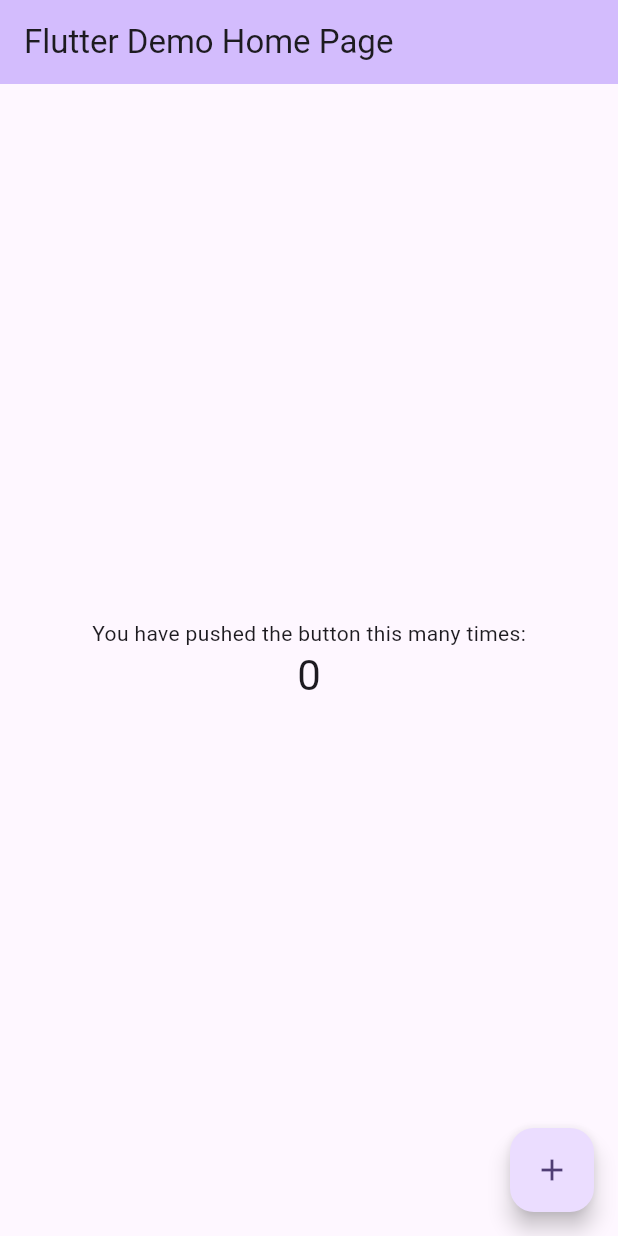
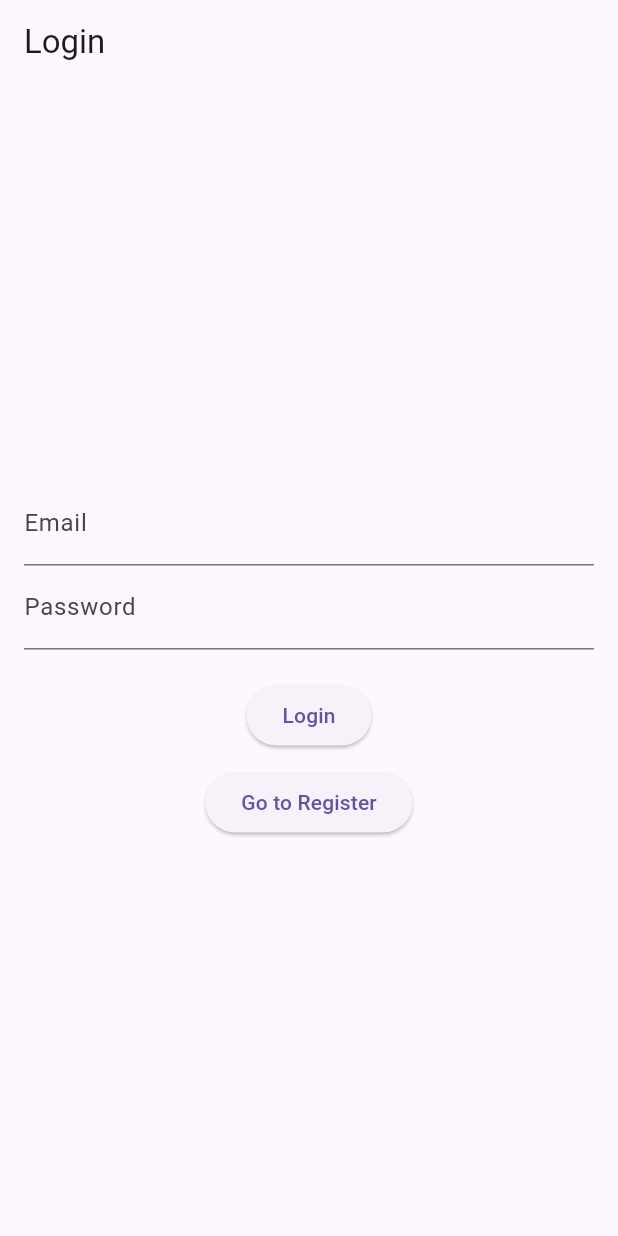
Before and after one commit to Csandoval-dev/Proyecto_Grupo1, a Flutter app: the screen it shows after launch, on a phone screen of 412 x 824 dp. Run offline on Flutter 3.47's test engine with Material 3 defaults, Android fonts, the phone set to English and light mode, and no system bars; our stand-ins replace cloud_firestore, firebase_auth, firebase_core, google_sign_in; accounts and stored records are empty.

Commit message:
Refactor authentication flow and integrate Firebase services

```diff
--- a/lib/main.dart
+++ b/lib/main.dart
@@ -1,125 +1,54 @@
 import 'package:flutter/material.dart';
+import 'screens/login_screen.dart';
+import 'screens/home_screen.dart';
+import 'firebase_options.dart';
+import 'package:firebase_core/firebase_core.dart';
+import 'services/auth_service.dart';
 
-void main() {
-  runApp(const MyApp());
+void main() async {
+  WidgetsFlutterBinding.ensureInitialized();
+  await Firebase.initializeApp(
+    options: DefaultFirebaseOptions.currentPlatform,
+  );
+  runApp(CorelifeApp());
 }
 
-class MyApp extends StatelessWidget {
-  const MyApp({super.key});
-
-  // This widget is the root of your application.
+class CorelifeApp extends StatefulWidget {
   @override
-  Widget build(BuildContext context) {
-    return MaterialApp(
-      title: 'Flutter Demo',
-      theme: ThemeData(
-        // This is the theme of your application.
-        //
-        // TRY THIS: Try running your application with "flutter run". You'll see
-        // the application has a purple toolbar. Then, without quitting the app,
-        // try changing the seedColor in the colorScheme below to Colors.green
-        // and then invoke "hot reload" (save your changes or press the "hot
-        // reload" button in a Flutter-supported IDE, or press "r" if you used
-        // the command line to start the app).
-        //
-        // Notice that the counter didn't reset back to zero; the application
-        // state is not lost during the reload. To reset the state, use hot
-        // restart instead.
-        //
-        // This works for code too, not just values: Most code changes can be
-        // tested with just a hot reload.
-        colorScheme: ColorScheme.fromSeed(seedColor: Colors.deepPurple),
-        useMaterial3: true,
-      ),
-      home: const MyHomePage(title: 'Flutter Demo Home Page'),
-    );
-  }
+  _CorelifeAppState createState() => _CorelifeAppState();
 }
 
-class MyHomePage extends StatefulWidget {
-  const MyHomePage({super.key, required this.title});
-
-  // This widget is the home page of your application. It is stateful, meaning
-  // that it has a State object (defined below) that contains fields that affect
-  // how it looks.
-
-  // This class is the configuration for the state. It holds the values (in this
-  // case the title) provided by the parent (in this case the App widget) and
-  // used by the build method of the State. Fields in a Widget subclass are
-  // always marked "final".
-
-  final String title;
+class _CorelifeAppState extends State<CorelifeApp> {
+  final AuthService _authService = AuthService();
+  bool _isLoading = true;
+  bool _isLoggedIn = false;
 
   @override
-  State<MyHomePage> createState() => _MyHomePageState();
-}
+  void initState() {
+    super.initState();
+    _checkLoginStatus();
+  }
 
-class _MyHomePageState extends State<MyHomePage> {
-  int _counter = 0;
-
-  void _incrementCounter() {
+  void _checkLoginStatus() async {
+    bool isLoggedIn = await _authService.isUserLoggedIn();
     setState(() {
-      // This call to setState tells the Flutter framework that something has
-      // changed in this State, which causes it to rerun the build method below
-      // so that the display can reflect the updated values. If we changed
-      // _counter without calling setState(), then the build method would not be
-      // called again, and so nothing would appear to happen.
-      _counter++;
+      _isLoggedIn = isLoggedIn;
+      _isLoading = false;
     });
   }
 
   @override
   Widget build(BuildContext context) {
-    // This method is rerun every time setState is called, for instance as done
-    // by the _incrementCounter method above.
-    //
-    // The Flutter framework has been optimized to make rerunning build methods
-    // fast, so that you can just rebuild anything that needs updating rather
-    // than having to individually change instances of widgets.
-    return Scaffold(
-      appBar: AppBar(
-        // TRY THIS: Try changing the color here to a specific color (to
-        // Colors.amber, perhaps?) and trigger a hot reload to see the AppBar
-        // change color while the other colors stay the same.
-        backgroundColor: Theme.of(context).colorScheme.inversePrimary,
-        // Here we take the value from the MyHomePage object that was created by
-        // the App.build method, and use it to set our appbar title.
-        title: Text(widget.title),
+    if (_isLoading) {
+      return Center(child: CircularProgressIndicator());
+    }
+
+    return MaterialApp(
+      title: 'Corelife',
+      theme: ThemeData(
+        primarySwatch: Colors.blue,
       ),
-      body: Center(
-        // Center is a layout widget. It takes a single child and positions it
-        // in the middle of the parent.
-        child: Column(
-          // Column is also a layout widget. It takes a list of children and
-          // arranges them vertically. By default, it sizes itself to fit its
-          // children horizontally, and tries to be as tall as its parent.
-          //
-          // Column has various properties to control how it sizes itself and
-          // how it positions its children. Here we use mainAxisAlignment to
-          // center the children vertically; the main axis here is the vertical
-          // axis because Columns are vertical (the cross axis would be
-          // horizontal).
-          //
-          // TRY THIS: Invoke "debug painting" (choose the "Toggle Debug Paint"
-          // action in the IDE, or press "p" in the console), to see the
-          // wireframe for each widget.
-          mainAxisAlignment: MainAxisAlignment.center,
-          children: <Widget>[
-            const Text(
-              'You have pushed the button this many times:',
-            ),
-            Text(
-              '$_counter',
-              style: Theme.of(context).textTheme.headlineMedium,
-            ),
-          ],
-        ),
-      ),
-      floatingActionButton: FloatingActionButton(
-        onPressed: _incrementCounter,
-        tooltip: 'Increment',
-        child: const Icon(Icons.add),
-      ), // This trailing comma makes auto-formatting nicer for build methods.
+      home: _isLoggedIn ? HomeScreen() : LoginScreen(),
     );
   }
 }
--- /dev/null
+++ b/lib/screens/login_screen.dart
@@ -0,0 +1,67 @@
+import 'package:flutter/material.dart';
+import '../services/auth_service.dart';
+import 'register_screen.dart';
+import 'home_screen.dart';
+
+class LoginScreen extends StatefulWidget {
+  @override
+  _LoginScreenState createState() => _LoginScreenState();
+}
+
+class _LoginScreenState extends State<LoginScreen> {
+  final _authService = AuthService();
+  final _emailController = TextEditingController();
+  final _passwordController = TextEditingController();
+
+  void _loginWithEmail() async {
+    final user = await _authService.signInWithEmail(
+      _emailController.text.trim(),
+      _passwordController.text.trim(),
+    );
+    if (user != null) {
+      Navigator.pushReplacement(
+        context,
+        MaterialPageRoute(builder: (context) => HomeScreen()),
+      );
+    } else {
+      print("Error al iniciar sesión");
+    }
+  }
+
+  @override
+  Widget build(BuildContext context) {
+    return Scaffold(
+      appBar: AppBar(title: Text('Login')),
+      body: Padding(
+        padding: const EdgeInsets.all(16.0),
+        child: Column(
+          mainAxisAlignment: MainAxisAlignment.center,
+          children: [
+            TextField(
+              controller: _emailController,
+              decoration: InputDecoration(labelText: 'Email'),
+            ),
+            TextField(
+              controller: _passwordController,
+              obscureText: true,
+              decoration: InputDecoration(labelText: 'Password'),
+            ),
+            SizedBox(height: 20),
+            ElevatedButton(
+              onPressed: _loginWithEmail,
+              child: Text('Login'),
+            ),
+            SizedBox(height: 10),
+            ElevatedButton(
+              onPressed: () => Navigator.push(
+                context,
+                MaterialPageRoute(builder: (context) => RegisterScreen()),
+              ),
+              child: Text('Go to Register'),
+            ),
+          ],
+        ),
+      ),
+    );
+  }
+}
--- /dev/null
+++ b/lib/services/auth_service.dart
@@ -0,0 +1,63 @@
+import 'package:firebase_auth/firebase_auth.dart';
+import 'package:cloud_firestore/cloud_firestore.dart';
+import 'package:google_sign_in/google_sign_in.dart';
+
+class AuthService {
+  final FirebaseAuth _auth = FirebaseAuth.instance;
+  final FirebaseFirestore _firestore = FirebaseFirestore.instance;
+
+  // Registrar con email y contraseña
+  Future<User?> signUpWithEmail(String email, String password) async {
+    try {
+      UserCredential userCredential = await _auth.createUserWithEmailAndPassword(
+        email: email,
+        password: password,
+      );
+
+      // Guardar datos del usuario en Firestore
+      await _firestore.collection('Usuarios').doc(userCredential.user!.uid).set({
+        'email': email,
+        'createdAt': DateTime.now(),
+      });
+
+      return userCredential.user;
+    } catch (e) {
+      print('Error al registrarse: $e');
+      return null;
+    }
+  }
+
+  // Iniciar sesión con email y contraseña
+  Future<User?> signInWithEmail(String email, String password) async {
+    try {
+      UserCredential userCredential = await _auth.signInWithEmailAndPassword(
+        email: email,
+        password: password,
+      );
+      return userCredential.user;
+    } catch (e) {
+      print('Error al iniciar sesión: $e');
+      return null;
+    }
+  }
+
+  // Cerrar sesión
+  Future<void> signOut() async {
+    try {
+      await _auth.signOut();
+      print('Sesión cerrada correctamente');
+    } catch (e) {
+      print('Error al cerrar sesión: $e');
+    }
+  }
+
+  // Obtener el usuario actual
+  User? getCurrentUser() {
+    return _auth.currentUser;
+  }
+
+  // Verificar si el usuario ya está autenticado
+  Future<bool> isUserLoggedIn() async {
+    return _auth.currentUser != null;
+  }
+}
```
Also changed, not shown: lib/screens/home_screen.dart (added, +35 -0 lines), lib/screens/register_screen.dart (added, +63 -0 lines), pubspec.yaml (+11 -67 lines).
